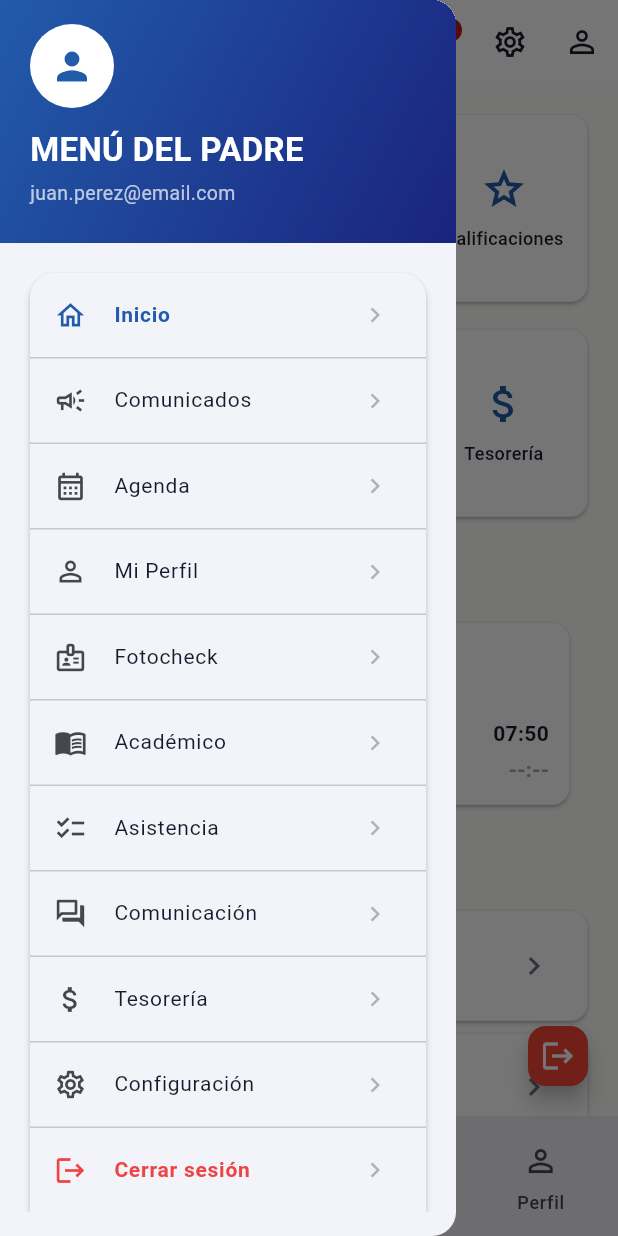
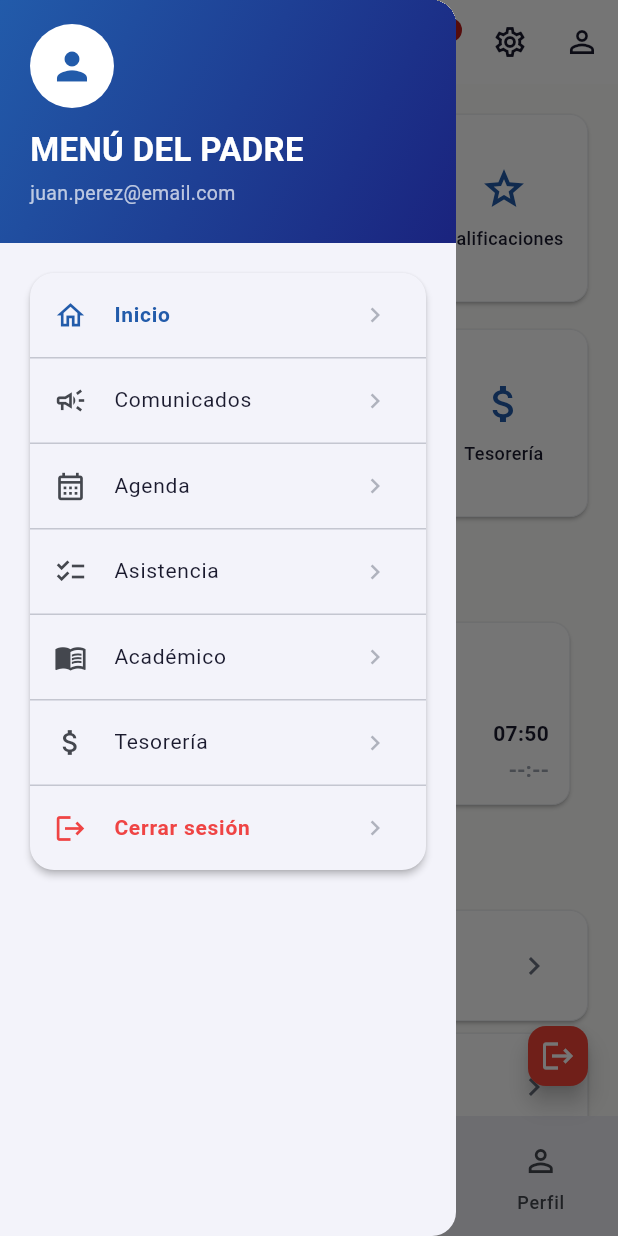
Before and after one commit to yerson001/cole-app, a Flutter app: the ParentScreen screen opened by its route, with the side drawer open, on a phone screen of 412 x 824 dp. Run offline on Flutter 3.47's test engine with Material 3 defaults, Android fonts, the phone set to English and light mode, and no system bars; our stand-ins replace equatable, flutter_bloc, get_it, injectable, shared_preferences; missing offline and left inert: tutorial_coach_mark; accounts and stored records are empty.

Commit message:
refactor(parent): slim drawer to 7 items, redistribute rest
Drawer (7): Inicio, Comunicados, Agenda, Asistencia, Académico, Tesorería, Cerrar sesión
Top bar: Perfil, Configuración, Notificaciones, Calendario
Home grid: Fotocheck, Horario, Calificaciones, Pensiones, Cuotas

```diff
--- a/lib/features/parent/presentation/screens/parent_screen.dart
+++ b/lib/features/parent/presentation/screens/parent_screen.dart
@@ -1,7 +1,6 @@
 import 'package:flutter/material.dart';
 import 'package:flutter_bloc/flutter_bloc.dart';
 import 'package:coleapp/core/themes/app_colors.dart';
-import 'package:coleapp/core/themes/theme_cubit.dart';
 import 'package:coleapp/features/auth/presentation/bloc/login_bloc.dart';
 import 'package:coleapp/features/auth/presentation/bloc/login_event.dart';
 import 'package:coleapp/features/auth/presentation/screens/login_page.dart';
@@ -75,7 +74,6 @@ class ParentScreen extends StatelessWidget {
   Widget _buildDrawer(BuildContext context) {
     final c = context.appColors;
     final currentIdx = context.read<ParentBloc>().state.pageIndex;
-    final themeCubit = context.read<ThemeCubit>();
     return Drawer(
       child: Column(
         children: [
@@ -119,23 +117,13 @@ class ParentScreen extends StatelessWidget {
                       const Divider(height: 1),
                       _drawerTile(context, Icons.calendar_month_outlined, 'Agenda', 2, currentIdx),
                       const Divider(height: 1),
-                      _drawerTile(context, Icons.person_outline, 'Mi Perfil', 3, currentIdx),
-                      const Divider(height: 1),
-                      _drawerTile(context, Icons.badge_outlined, 'Fotocheck', null, currentIdx),
+                      _drawerTile(context, Icons.checklist_outlined, 'Asistencia', null, currentIdx),
                       const Divider(height: 1),
                       _drawerTile(context, Icons.menu_book_outlined, 'Académico', null, currentIdx),
                       const Divider(height: 1),
-                      _drawerTile(context, Icons.checklist_outlined, 'Asistencia', null, currentIdx),
-                      const Divider(height: 1),
-                      _drawerTile(context, Icons.forum_outlined, 'Comunicación', null, currentIdx),
-                      const Divider(height: 1),
                       _drawerTile(context, Icons.attach_money_outlined, 'Tesorería', null, currentIdx),
                       const Divider(height: 1),
-                      _drawerTile(context, Icons.settings_outlined, 'Configuración', null, currentIdx),
-                      const Divider(height: 1),
                       _drawerTile(context, Icons.logout, 'Cerrar sesión', null, currentIdx, isLogout: true),
-                      const Divider(height: 1),
-                      _drawerTile(context, themeCubit.icon, 'Cambiar tema', null, currentIdx),
                     ],
                   ),
                 ),
@@ -160,9 +148,6 @@ class ParentScreen extends StatelessWidget {
           (route) => false,
         );
         return;
-      }
-      if (label == 'Cambiar tema') {
-        context.read<ThemeCubit>().cycle();
       }
       Navigator.pop(context);
       if (pageIndex != null) {
```
